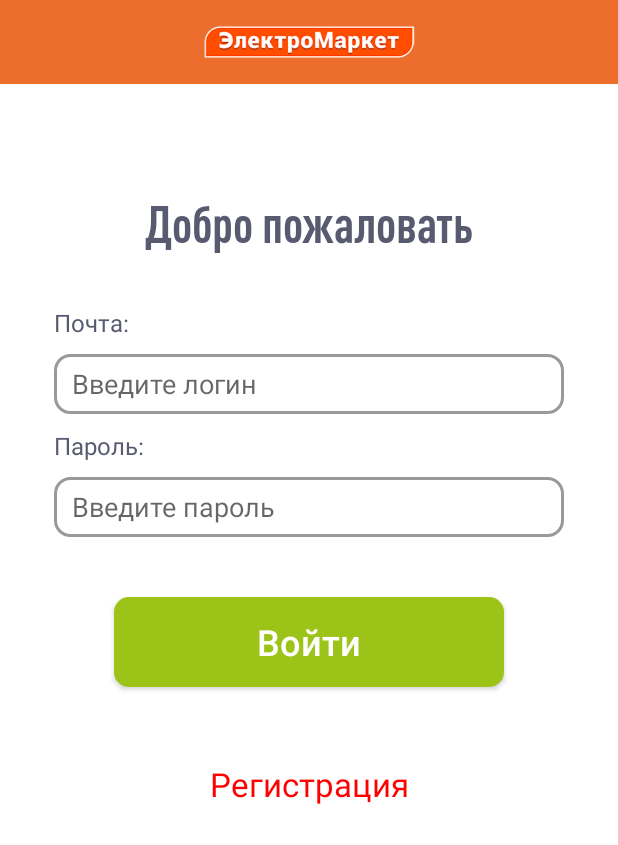
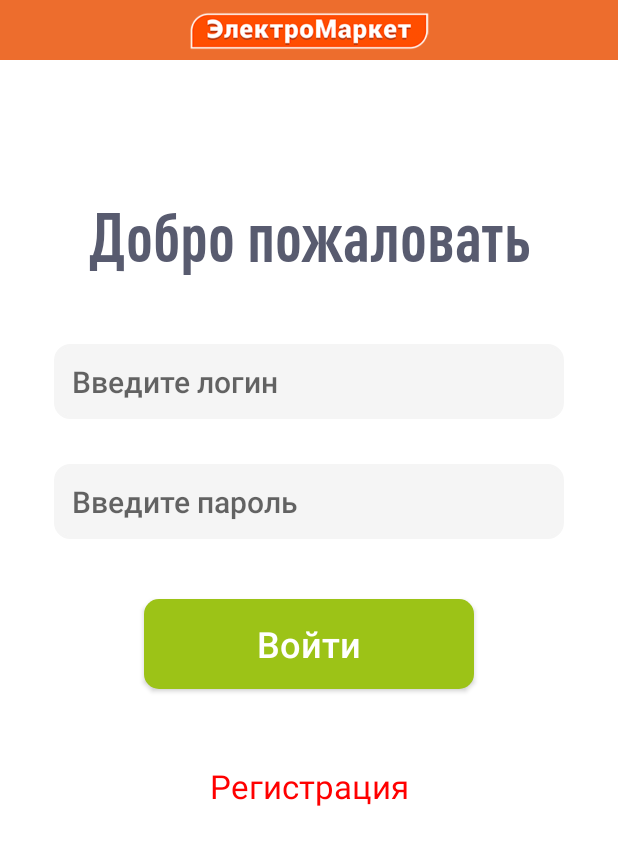
Before and after one commit to muslimkurbanov/AndroidElectromarket, an Android app: the screen it shows after launch (MainActivity), on a phone screen of 412 x 824 dp. Shown: the top 845 px of the screen. Run offline under Robolectric (Android 15) with nearby library versions, the phone set to English and light mode, and no system bars; our stand-ins replace Firebase (no records; nobody signed in at launch, a user with empty details on screens opened directly).

Commit message:
Изменил дизайн экрана входа

```diff
--- a/app/src/main/res/layout/activity_main.xml
+++ b/app/src/main/res/layout/activity_main.xml
@@ -36,66 +36,55 @@
                     android:gravity="center"
                     android:text="@string/text_welcome_main_act"
                     android:textColor="@color/color_for_welcome_text"
-                    app:fontFamily="@font/din_font"
-                    android:textSize="34sp"
-                    android:textStyle="bold" />
-
-                <androidx.appcompat.widget.AppCompatTextView
-                    android:layout_width="wrap_content"
-                    android:layout_height="wrap_content"
-                    android:layout_marginLeft="20dp"
-                    android:layout_marginTop="20dp"
-                    android:text="@string/text_email_main_act"
-                    android:textColor="@color/color_for_welcome_text"
-                    android:textSize="16sp" />
+                    android:textSize="45sp"
+                    android:textStyle="bold"
+                    app:fontFamily="@font/din_font"/>
 
                 <androidx.appcompat.widget.AppCompatEditText
                     android:id="@+id/inputEmailEditTextMainAct"
                     android:layout_width="match_parent"
-                    android:layout_height="40dp"
+                    android:layout_height="50dp"
                     android:layout_marginLeft="20dp"
-                    android:layout_marginTop="10dp"
+                    android:layout_marginTop="30dp"
                     android:layout_marginRight="20dp"
                     android:background="@drawable/custom_edit_text_main"
+                    android:backgroundTint="#f5f5f5"
                     android:hint="@string/text_hint_email_edit_text"
+                    android:paddingLeft="12dp"
                     android:singleLine="true"
-                    android:paddingLeft="12dp" />
-
-                <androidx.appcompat.widget.AppCompatTextView
-                    android:layout_width="wrap_content"
-                    android:layout_height="wrap_content"
-                    android:layout_marginLeft="20dp"
-                    android:layout_marginTop="10dp"
-                    android:text="@string/text_password_main_act"
-                    android:textColor="@color/color_for_welcome_text"
-                    android:textSize="16sp" />
-
+                    android:textAppearance="@style/TextAppearance.AppCompat.Body2"
+                    android:textColor="@color/black"
+                    android:textSize="20dp"/>
 
                 <androidx.appcompat.widget.AppCompatEditText
                     android:id="@+id/inputPasswordEditTextMainAct"
                     android:layout_width="match_parent"
-                    android:layout_height="40dp"
+                    android:layout_height="50dp"
                     android:layout_marginLeft="20dp"
-                    android:layout_marginTop="10dp"
+                    android:layout_marginTop="30dp"
                     android:layout_marginRight="20dp"
                     android:background="@drawable/custom_edit_text_main"
+                    android:backgroundTint="#f5f5f5"
                     android:hint="@string/text_hint_password_edit_text"
                     android:inputType="textPassword"
                     android:paddingLeft="12dp"
-                    android:singleLine="true" />
+                    android:singleLine="true"
+                    android:textAppearance="@style/TextAppearance.AppCompat.Body2"
+                    android:textColor="@color/black"
+                    android:textSize="20dp"/>
 
                 <androidx.appcompat.widget.AppCompatButton
                     android:id="@+id/logInBtnMainAct"
                     android:layout_width="match_parent"
                     android:layout_height="60dp"
-                    android:layout_marginLeft="60dp"
+                    android:layout_marginLeft="80dp"
                     android:layout_marginTop="40dp"
-                    android:layout_marginRight="60dp"
+                    android:layout_marginRight="80dp"
                     android:background="@drawable/custom_login_button_main"
                     android:text="@string/button_login_text"
                     android:textAllCaps="false"
                     android:textColor="@color/white"
-                    android:textSize="24sp" />
+                    android:textSize="24sp"/>
 
 
                 <androidx.appcompat.widget.AppCompatTextView
@@ -107,7 +96,7 @@
                     android:padding="10dp"
                     android:text="@string/registration_button_main"
                     android:textColor="@color/red_for_registration_button"
-                    android:textSize="22sp" />
+                    android:textSize="22sp"/>
 
             </LinearLayout>
         </LinearLayout>
--- a/app/src/main/res/layout/custom_toolbar_main.xml
+++ b/app/src/main/res/layout/custom_toolbar_main.xml
@@ -7,21 +7,20 @@
     <androidx.appcompat.widget.Toolbar
         android:id="@+id/toolbar"
         android:layout_width="match_parent"
-        android:layout_height="?attr/actionBarSize"
+        android:layout_height="40dp"
         android:background="@color/color_for_toolbar"
         app:layout_constraintEnd_toEndOf="parent"
-        app:layout_constraintStart_toStartOf="parent"
-        app:layout_constraintTop_toTopOf="parent" />
+        app:layout_constraintStart_toStartOf="parent" app:layout_constraintTop_toTopOf="parent"/>
 
     <androidx.appcompat.widget.AppCompatImageView
         android:id="@+id/imageForToolbar"
-        android:layout_width="400dp"
-        android:layout_height="40dp"
+        android:layout_width="match_parent"
+        android:layout_height="45dp"
         android:foregroundGravity="center"
         android:src="@drawable/toolbar_image_main"
         app:layout_constraintBottom_toBottomOf="@+id/toolbar"
         app:layout_constraintEnd_toEndOf="parent"
         app:layout_constraintStart_toStartOf="parent"
-        app:layout_constraintTop_toTopOf="parent" />
+        app:layout_constraintTop_toTopOf="parent"/>
 
 </androidx.constraintlayout.widget.ConstraintLayout>
```
